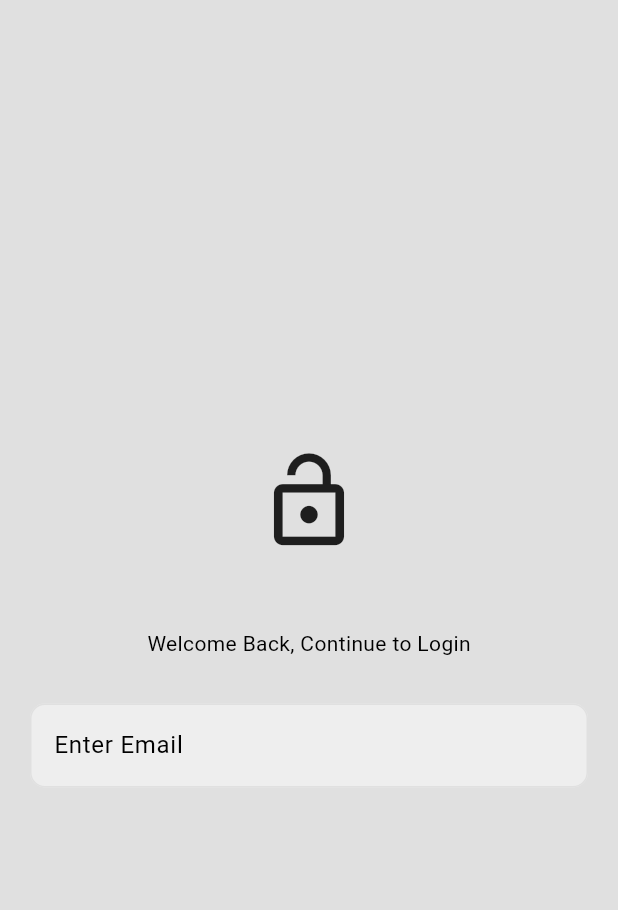
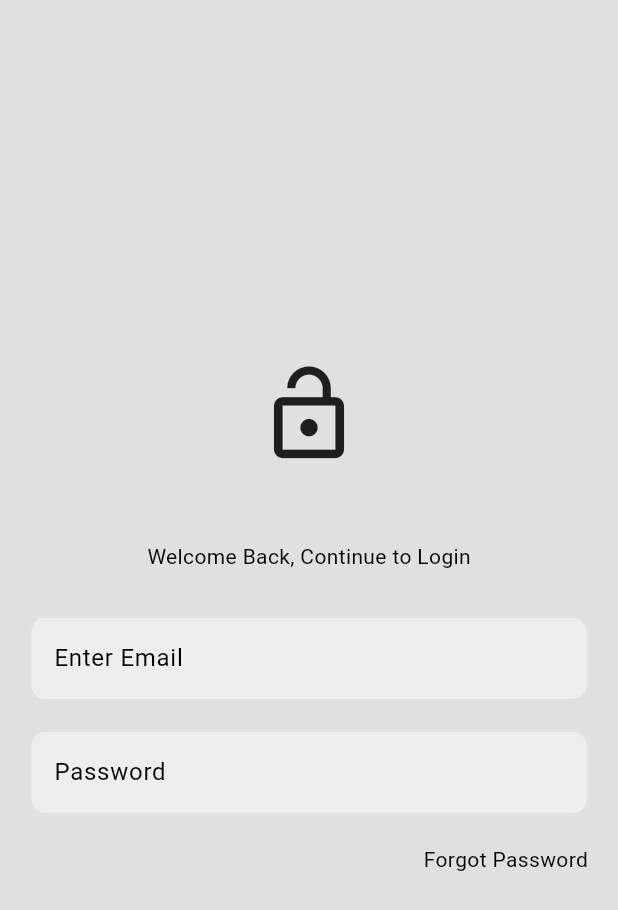
Before and after one commit to Andrew-Marfo/minimal-twitter-clone, a Flutter app: the screen it shows after launch, on a phone screen of 412 x 824 dp. Shown: the top 910 px of the screen. Run offline on Flutter 3.47's test engine with Material 3 defaults, Android fonts, the phone set to English and light mode, and no system bars.

Commit message:
password textfield

```diff
--- a/lib/screens/login_page.dart
+++ b/lib/screens/login_page.dart
@@ -29,6 +29,17 @@ class LoginPage extends StatelessWidget {
                   textController: emailController,
                   obscure: false,
                 ),
+                const SizedBox(height: 20),
+                LoginTextfield(
+                  hintText: 'Password',
+                  textController: psController,
+                  obscure: true,
+                ),
+                const SizedBox(height: 20),
+                const Align(
+                  alignment: Alignment.centerRight,
+                  child: Text('Forgot Password'),
+                ),
               ],
             ),
           ),
```
